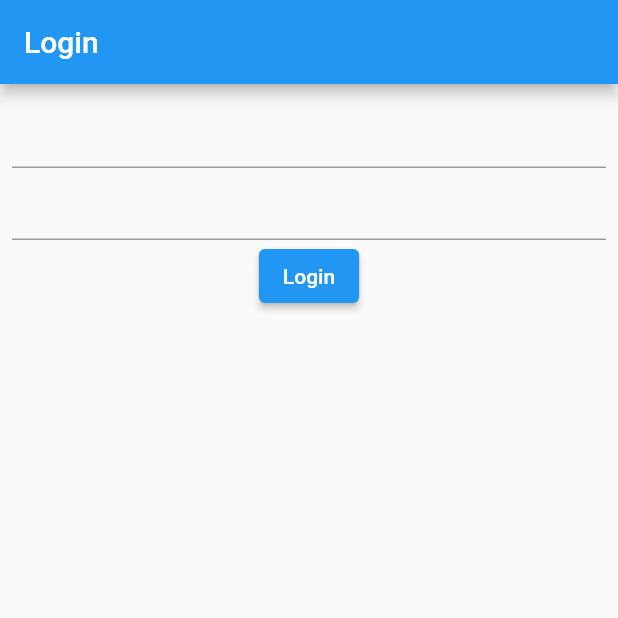
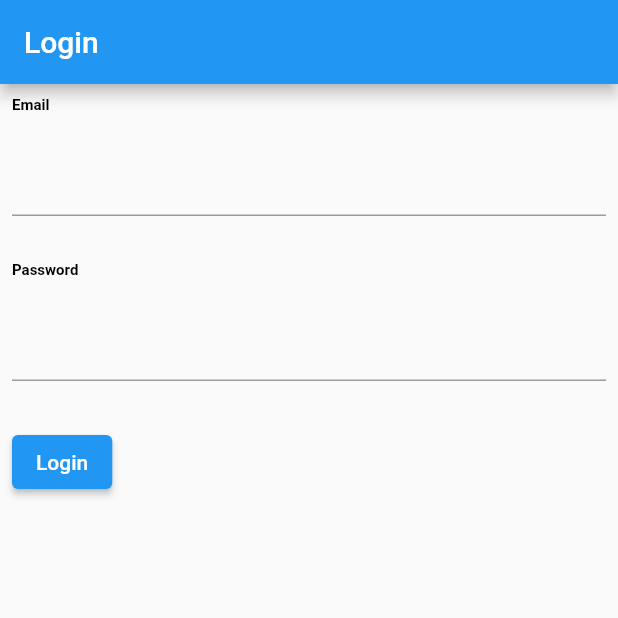
Before and after one commit to sabin-nepal/chiyapasal, a Flutter app: the screen it shows after launch, on a phone screen of 412 x 824 dp, the top half of it. Run offline on Flutter 3.47's test engine with Material 2 defaults, Android fonts, the phone set to English and light mode, and no system bars; our stand-ins replace cloud_firestore, firebase_auth, firebase_core; accounts and stored records are empty.

Commit message:
work on login page

```diff
--- a/lib/chiyapasal.dart
+++ b/lib/chiyapasal.dart
@@ -1,19 +1,24 @@
+import 'package:chiyapasal/src/notifier/auth_notifier.dart';
 import 'package:chiyapasal/src/ui/editor/home.dart';
-import 'package:chiyapasal/src/ui/login.dart';
+import 'package:chiyapasal/src/ui/auth/login.dart';
 import 'package:flutter/material.dart';
+import 'package:provider/provider.dart';
 
 class MyApp extends StatelessWidget {
   const MyApp({Key? key}) : super(key: key);
   @override
   Widget build(BuildContext context) {
-    return MaterialApp(
+    return MultiProvider(
+        providers: [
+          ChangeNotifierProvider<AuthNotifier>(create: (_) => AuthNotifier())
+        ],
+        child: MaterialApp(
           title: 'Chiya Pasal',
           debugShowCheckedModeBanner: false,
           theme: ThemeData(
-
             primarySwatch: Colors.blue,
           ),
           home: const LoginPage(),
-    );
+        ));
   }
 }
--- a/lib/main.dart
+++ b/lib/main.dart
@@ -1,8 +1,10 @@
+import 'package:firebase_core/firebase_core.dart';
 import 'package:flutter/material.dart';
 
 import 'chiyapasal.dart';
 
-void main() {
+void main() async{
   WidgetsFlutterBinding.ensureInitialized();
+  await Firebase.initializeApp();
   runApp(const MyApp());
 }
--- /dev/null
+++ b/lib/src/core/res/styles.dart
@@ -0,0 +1,15 @@
+import 'package:flutter/material.dart';
+
+const TextStyle boldText = TextStyle(
+  fontWeight: FontWeight.bold,
+);
+const TextStyle subTitleText = TextStyle(
+  color: Colors.black,
+  fontSize: 12.0,
+  fontWeight: FontWeight.w700,
+);
+const TextStyle smallBoldText = TextStyle(
+  color: Colors.black,
+  fontSize: 10.0,
+  fontWeight: FontWeight.w600,
+);
--- /dev/null
+++ b/lib/src/model/user.dart
@@ -0,0 +1,11 @@
+class User {
+  final String id;
+  final bool isEditor;
+  User({required this.id, required this.isEditor});
+  factory User.fromJson(String id, Map<String, dynamic>? data) {
+    return User(
+      id: id,
+      isEditor: data!['editor'],
+    );
+  }
+}
--- /dev/null
+++ b/lib/src/notifier/auth_notifier.dart
@@ -0,0 +1,33 @@
+import 'package:chiyapasal/src/helper/auth_helper.dart';
+import 'package:chiyapasal/src/model/user.dart';
+import 'package:chiyapasal/src/services/auth_service.dart';
+import 'package:flutter/material.dart';
+
+class AuthNotifier extends ChangeNotifier {
+  static final _authService = AuthService();
+  static final _authProvider = FirebaseAuthProvider();
+  late User _fsUser;
+  bool get isLoggedin => _authProvider.isLogin();
+  User get fsUser => _fsUser;
+
+  AuthNotifier(){
+    initUser();
+  }
+
+  Future signInWithEmailAndPasword(
+      {required String email, required String pasword}) async {
+    var user = await _authProvider.signInWithEmailAndPassword(email, pasword);
+    _fsUser = await _authService.getUser(user.uid);
+    notifyListeners();
+  }
+
+  Future initUser() async{
+    var user = await _authProvider.initUser();
+    _fsUser = await _authService.getUser(user?.uid);
+  }
+
+  Future signOut() async {
+    _authProvider.signOut();
+    notifyListeners();
+  }
+}
--- /dev/null
+++ b/lib/src/services/auth_service.dart
@@ -0,0 +1,16 @@
+import 'dart:convert';
+
+import 'package:chiyapasal/src/model/user.dart';
+import 'package:cloud_firestore/cloud_firestore.dart';
+
+class AuthService{
+  FirebaseFirestore firestore = FirebaseFirestore.instance;
+
+  Future getUser(userid) async{
+    var _res = await firestore.collection("users").doc(userid).get();
+    if(_res.exists){
+      return User.fromJson(userid,_res.data());
+    }
+
+  }
+}
--- /dev/null
+++ b/lib/src/ui/auth/login.dart
@@ -0,0 +1,88 @@
+import 'package:chiyapasal/src/core/res/sizes.dart';
+import 'package:chiyapasal/src/core/res/styles.dart';
+import 'package:chiyapasal/src/notifier/auth_notifier.dart';
+import 'package:flutter/material.dart';
+import 'package:flutter/services.dart';
+import 'package:provider/provider.dart';
+
+class LoginPage extends StatefulWidget {
+  const LoginPage({Key? key}) : super(key: key);
+
+  @override
+  State<LoginPage> createState() => _LoginPageState();
+}
+
+class _LoginPageState extends State<LoginPage> {
+  final _formKey = GlobalKey<FormState>();
+  final _formData = {"email": "", "password": ""};
+
+  _showErrorDialog({String? message}) {
+    message = message ?? "Email and Password Required";
+    showDialog(
+        context: context,
+        barrierDismissible: true,
+        builder: (BuildContext context) {
+          return AlertDialog(
+            title: const Text("Error On Login"),
+            content: Text(message!),
+          );
+        });
+  }
+
+  @override
+  Widget build(BuildContext context) {
+    return Scaffold(
+        appBar: AppBar(
+          title: const Text("Login"),
+        ),
+        body: SingleChildScrollView(
+          padding: const EdgeInsets.all(AppSizes.padding),
+          child: Form(
+              key: _formKey,
+              child: Column(
+                crossAxisAlignment: CrossAxisAlignment.start,
+                children: [
+                  const Text(
+                    "Email",
+                    style: smallBoldText,
+                  ),
+                  const SizedBox(
+                    height: 20,
+                  ),
+                  TextFormField(
+                    keyboardType: TextInputType.emailAddress,
+                    onSaved: (val) => _formData['email'] = val!,
+                  ),
+                  const SizedBox(height: 30),
+                  const Text(
+                    "Password",
+                    style: smallBoldText,
+                  ),
+                  const SizedBox(
+                    height: 20,
+                  ),
+                  TextFormField(
+                    obscureText: true,
+                    onSaved: (val) => _formData['email'] = val!,
+                  ),
+                  const SizedBox(height: 30),
+                  ElevatedButton(
+                      onPressed: () => _handleLogin, child: const Text("Login"))
+                ],
+              )),
+        ));
+  }
+
+  _handleLogin() async {
+    if (_formData['email'] == null || _formData['password'] == null) {
+      _showErrorDialog();
+    }
+    try {
+      await Provider.of<AuthNotifier>(context, listen: false)
+          .signInWithEmailAndPasword(
+              email: _formData['email']!, pasword: _formData['password']!);
+    } on PlatformException catch (e) {
+      _showErrorDialog(message: e.message);
+    }
+  }
+}
--- a/lib/src/ui/login.dart
+++ /dev/null
@@ -1,28 +0,0 @@
-import 'package:chiyapasal/src/styles/sizes.dart';
-import 'package:flutter/material.dart';
-
-class LoginPage extends StatelessWidget {
-  const LoginPage({Key? key}) : super(key: key);
-
-  @override
-  Widget build(BuildContext context) {
-    return Scaffold(
-        appBar: AppBar(
-          title: const Text("Login"),
-        ),
-        body: Padding(
-          padding: const EdgeInsets.all(AppSizes.padding),
-          child: Column(
-            children: [
-              TextField(),
-              TextField(),
-              ElevatedButton(
-                  onPressed: () {
-                    print("hello");
-                  },
-                  child: const Text("Login"))
-            ],
-          ),
-        ));
-  }
-}
--- a/pubspec.yaml
+++ b/pubspec.yaml
@@ -16,9 +16,10 @@ dependencies:
   flutter:
     sdk: flutter
 
-
+  firebase_core: ^1.10.2
   firebase_auth: ^3.3.0
   cloud_firestore: ^3.1.1
+  provider: ^6.0.1
   cupertino_icons: ^1.0.2
 
 dev_dependencies:
```
Also changed, not shown: lib/src/helper/auth_helper.dart (added, +37 -0 lines), lib/src/core/res/sizes.dart (renamed from lib/src/styles/sizes.dart), pubspec.lock, 2 other files. Lines whose indentation alone changed are shown as unchanged.
